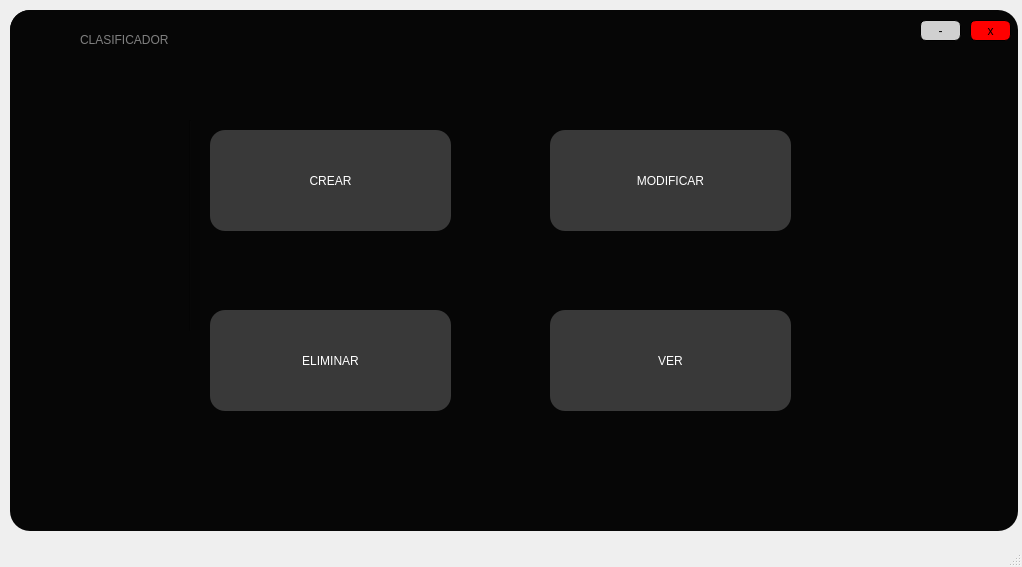
First picture: the form in Ventana2.ui, repository ThomyALUN/proyecto1-estructuras, before the edit.
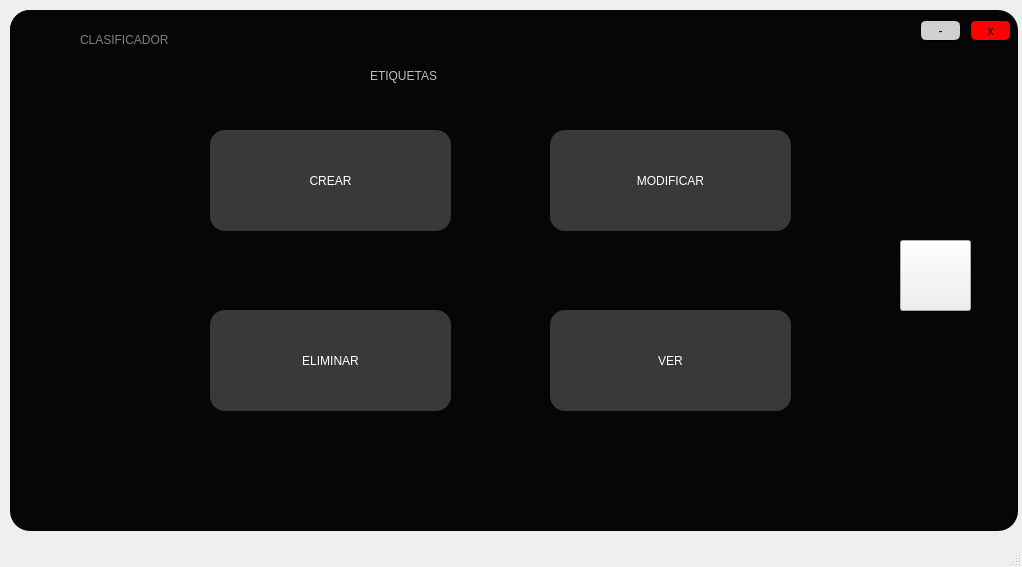
Second picture: the form after the edit. Icons and pictures are not drawn.

Commit message: CRUD etiquetas completo

```diff
--- a/Ventana2.ui
+++ b/Ventana2.ui
@@ -264,6 +264,42 @@
       <string>VER</string>
      </property>
     </widget>
+    <widget class="QLabel" name="label_3">
+     <property name="geometry">
+      <rect>
+       <x>360</x>
+       <y>30</y>
+       <width>271</width>
+       <height>71</height>
+      </rect>
+     </property>
+     <property name="styleSheet">
+      <string notr="true">font: 18pt &quot;Lucida Console&quot;;
+
+color: rgb(189, 189, 189);
+;
+font: 70 30pt &quot;Rockwell Extra Bold&quot;;</string>
+     </property>
+     <property name="text">
+      <string>ETIQUETAS</string>
+     </property>
+    </widget>
+    <widget class="QPushButton" name="pushButton">
+     <property name="geometry">
+      <rect>
+       <x>890</x>
+       <y>230</y>
+       <width>71</width>
+       <height>71</height>
+      </rect>
+     </property>
+     <property name="styleSheet">
+      <string notr="true">border-image: url(:/Iconos/derecha.png);</string>
+     </property>
+     <property name="text">
+      <string/>
+     </property>
+    </widget>
    </widget>
   </widget>
   <widget class="QStatusBar" name="statusbar"/>
```
The commit also changes 7 other files.
